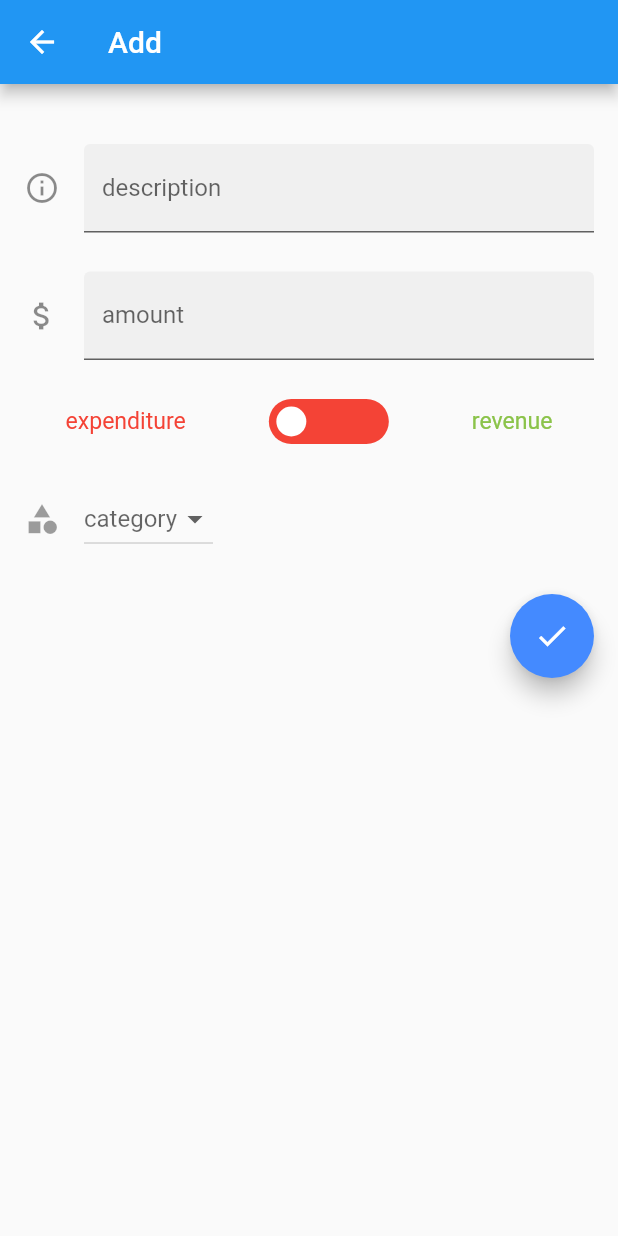
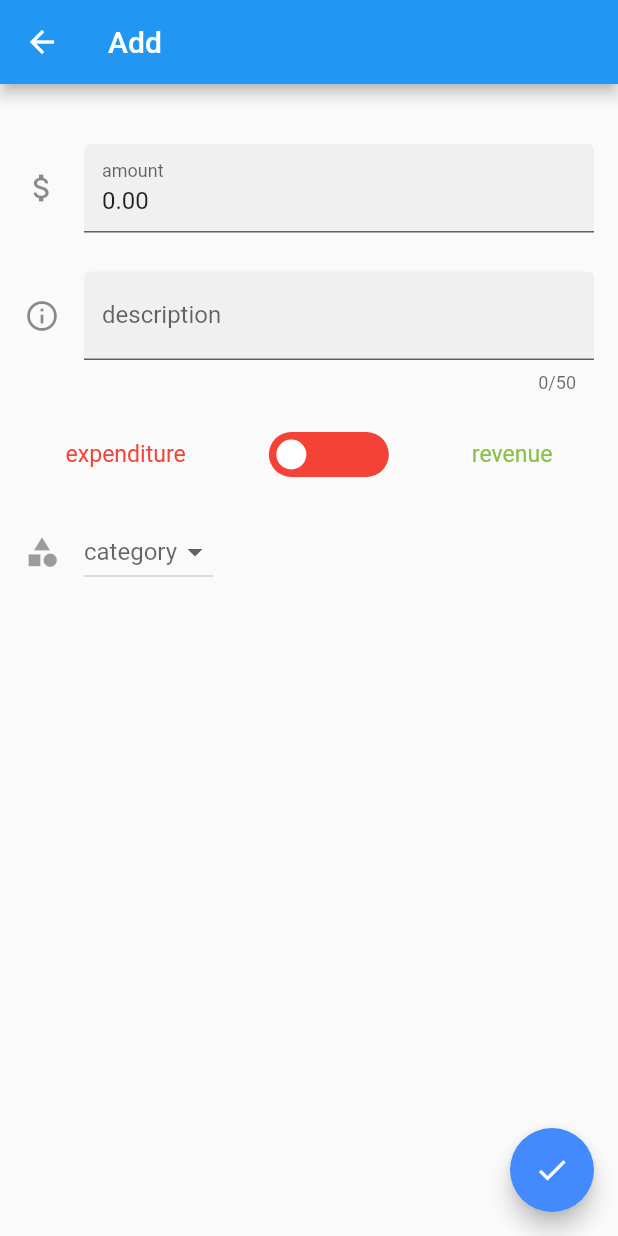
Before and after one commit to Chralt98/Eyemoney, a Flutter app: the screen it shows after launch, scrolled down 352 dp, after a tap on the "attach money" icon, on a phone screen of 412 x 824 dp. Run offline on Flutter 3.47's test engine with Material 2 defaults, Android fonts, the phone set to English and light mode, and no system bars; our stand-ins replace flutter_masked_text, month_picker_dialog, shared_preferences.

Commit message:
amount has keyboard mask

```diff
--- a/lib/adding.dart
+++ b/lib/adding.dart
@@ -1,6 +1,7 @@
 import 'package:flutter/material.dart';
 import 'package:flutter/services.dart';
 import 'package:flutter_app/switch.dart';
+import 'package:flutter_masked_text/flutter_masked_text.dart';
 import 'package:shared_preferences/shared_preferences.dart';
 
 import 'globals.dart';
@@ -21,6 +22,7 @@ class _AddingState extends State<Adding> {
   String _amount;
   String _selectedCategory;
   CrazySwitch _crazySwitch = new CrazySwitch();
+  var moneyController = MoneyMaskedTextController(decimalSeparator: '.', thousandSeparator: ',');
 
   @override
   void initState() {
@@ -48,18 +50,38 @@ class _AddingState extends State<Adding> {
           title: const Text('Add'),
           actions: [],
         ),
-      body: new SingleChildScrollView(
+        body: new Stack(alignment: AlignmentDirectional.topCenter, children: <Widget>[
+          new SingleChildScrollView(
             padding: const EdgeInsets.symmetric(horizontal: 16.0),
             child: Column(
               children: <Widget>[
                 SizedBox(height: 40),
+                TextFormField(
+                  controller: moneyController,
+                  keyboardType: TextInputType.numberWithOptions(signed: false, decimal: false),
+                  decoration: const InputDecoration(
+                    border: UnderlineInputBorder(),
+                    filled: true,
+                    icon: Icon(Icons.attach_money),
+                    hintText: 'How much is it?',
+                    labelText: 'amount',
+                  ),
+                  onFieldSubmitted: (String number) => this._amount = number,
+                  validator: (value) {
+                    if (value.isEmpty) {
+                      return 'value is required.';
+                    }
+                    return null;
+                  },
+                ),
+                SizedBox(height: 26),
                 TextFormField(
                   textCapitalization: TextCapitalization.words,
                   decoration: InputDecoration(
                     border: UnderlineInputBorder(),
                     filled: true,
                     icon: Icon(Icons.info_outline),
-                hintText: 'e.g. water',
+                    hintText: 'What is it?',
                     labelText: 'description',
                   ),
                   onFieldSubmitted: (String text) => this._description = text,
@@ -69,18 +91,7 @@ class _AddingState extends State<Adding> {
                     }
                     return null;
                   },
-            ),
-            SizedBox(height: 26),
-            TextFormField(
-              keyboardType: TextInputType.numberWithOptions(signed: false, decimal: true),
-              decoration: const InputDecoration(border: UnderlineInputBorder(), filled: true, icon: Icon(Icons.attach_money), hintText: 'e.g. 42', labelText: 'amount'),
-              onFieldSubmitted: (String number) => this._amount = number,
-              validator: (value) {
-                if (value.isEmpty) {
-                  return 'value is required.';
-                }
-                return null;
-              },
+                  maxLength: 50,
                 ),
                 SizedBox(height: 26),
                 Row(
@@ -109,7 +120,9 @@ class _AddingState extends State<Adding> {
                     ),
                   ],
                 ),
-            SizedBox(height: 26),
+              ],
+            ),
+          ),
           Container(
             child: new FloatingActionButton(
               child: Icon(Icons.check),
@@ -124,11 +137,9 @@ class _AddingState extends State<Adding> {
               },
             ),
             alignment: Alignment.bottomRight,
+            margin: EdgeInsets.all(16),
           )
-          ],
-        ),
-      ),
-    );
+        ]));
   }
 }
 
--- a/lib/home.dart
+++ b/lib/home.dart
@@ -27,11 +27,12 @@ class _HomeState extends State<Home> {
   // TODO: paint the font red for consumer spending and green for income
   List<String> categories = List<String>();
   SharedPreferences _prefs;
-  DateTime _selectedDate = DateTime.now();
+  DateTime _selectedDate;
 
   @override
   void initState() {
     super.initState();
+    _selectedDate = DateTime.now();
     SharedPreferences.getInstance()
       ..then((prefs) {
         setState(() => this._prefs = prefs);
--- a/pubspec.yaml
+++ b/pubspec.yaml
@@ -18,6 +18,7 @@ environment:
 
 dependencies:
   month_picker_dialog: ^0.0.8
+  flutter_masked_text: ^0.7.0
   shared_preferences: ^0.5.3+2
   sqflite: ^1.1.6
   flutter:
```
Lines whose indentation alone changed are shown as unchanged.
